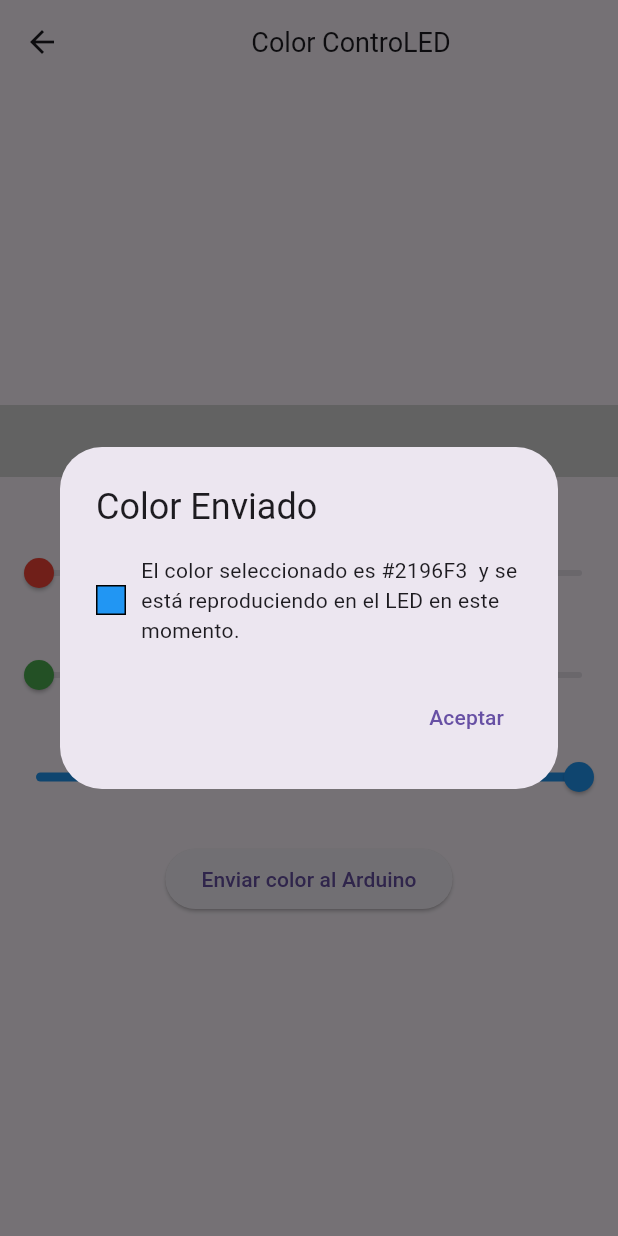
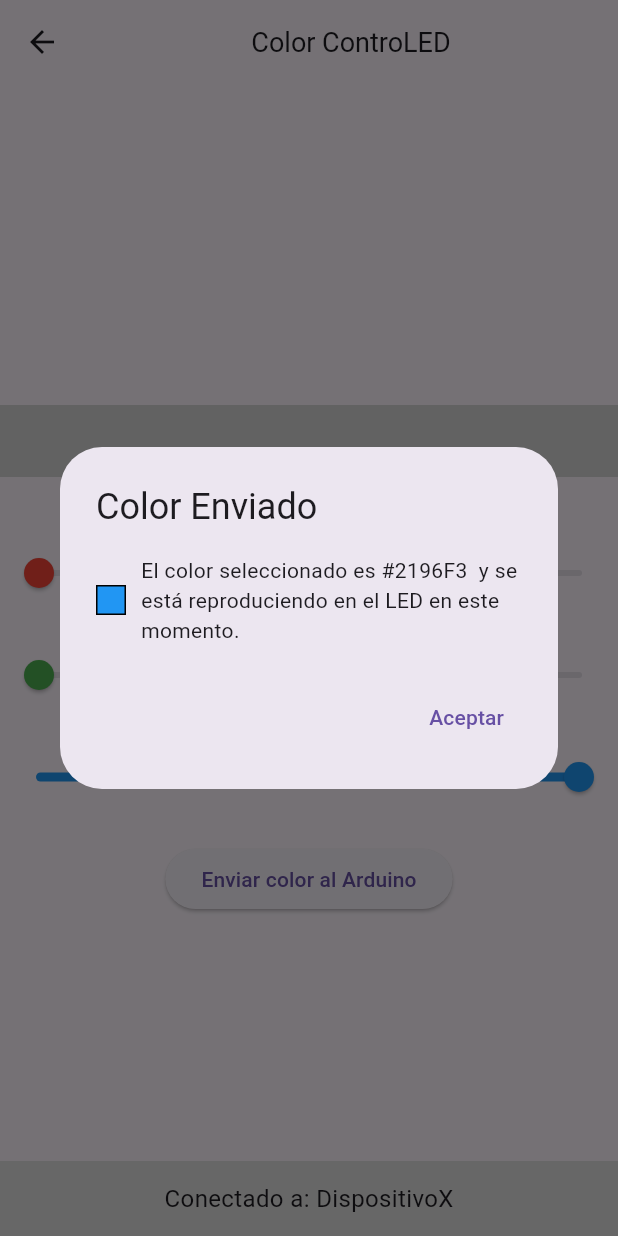
Before and after one commit to ChrisAlegria/Color-ControLED, a Flutter app: the ColorPickerScreen screen opened directly, after a tap on "Enviar color al Arduino", on a phone screen of 412 x 824 dp. Run offline on Flutter 3.47's test engine with Material 3 defaults, Android fonts, the phone set to English and light mode, and no system bars; our stand-ins replace flutter_blue, flutter_bluetooth_serial, permission_handler; missing offline and left inert: flutter_circle_color_picker.

Commit message:
Add: Mesage Section

```diff
--- a/lib/color_picker_screen.dart
+++ b/lib/color_picker_screen.dart
@@ -38,10 +38,17 @@ class _ColorPickerScreenState extends State<ColorPickerScreen> {
   double greenValue = 0.0;
   double blueValue = 255.0;
 
+  String _connectionStatusMessage = 'No hay dispositivos conectados';
+
   void connectToDevice() {
     // Implementa la lógica de conexión Bluetooth aquí
     // Escanea los dispositivos disponibles y conecta al deseado
     // Configura las características para la comunicación
+    // Actualiza el mensaje de estado de la conexión
+    setState(() {
+      _connectionStatusMessage =
+          'Conectado a: DispositivoX'; // Actualiza con el nombre del dispositivo conectado
+    });
   }
 
   bool sendColorToArduino(Color color) {
@@ -200,6 +207,18 @@ class _ColorPickerScreenState extends State<ColorPickerScreen> {
           ],
         ),
       ),
+      bottomSheet: SizedBox(
+        height: 50,
+        child: Container(
+          color: Colors.grey[300],
+          child: Center(
+            child: Text(
+              _connectionStatusMessage,
+              style: const TextStyle(fontSize: 16),
+            ),
+          ),
+        ),
+      ),
     );
   }
 }
```
